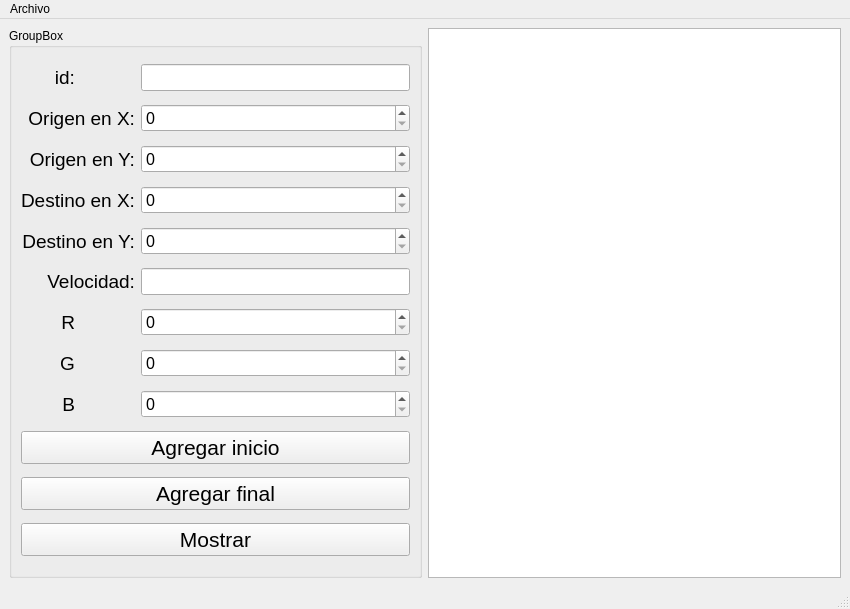
Old version of the form mainwindow.ui in the repository Axyoan/Act8.
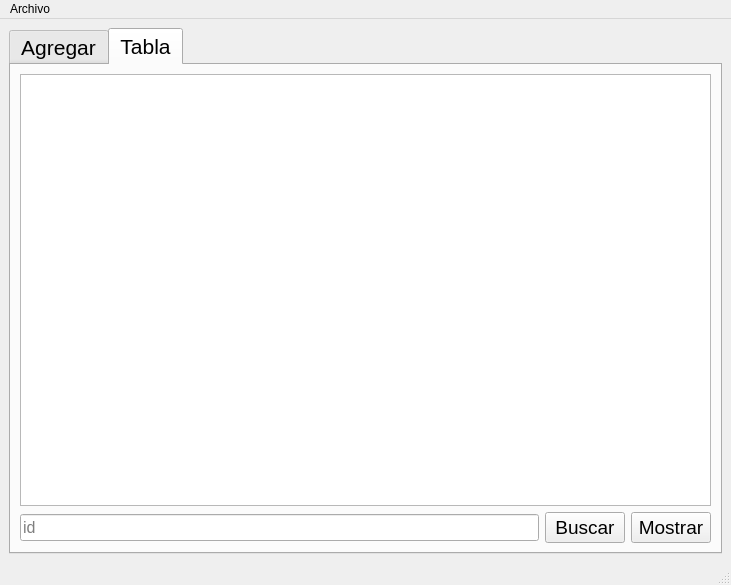
New version of the form. The open tabs and pages were chosen to show the change.

Patch:
```diff
--- a/mainwindow.ui
+++ b/mainwindow.ui
@@ -6,14 +6,30 @@
    <rect>
     <x>0</x>
     <y>0</y>
-    <width>850</width>
-    <height>609</height>
+    <width>731</width>
+    <height>535</height>
    </rect>
   </property>
   <property name="windowTitle">
    <string>Actividad 8</string>
   </property>
   <widget class="QWidget" name="centralwidget">
+   <layout class="QGridLayout" name="gridLayout_3">
+    <item row="0" column="0">
+     <widget class="QTabWidget" name="tabWidget">
+      <property name="font">
+       <font>
+        <family>Arial</family>
+        <pointsize>16</pointsize>
+       </font>
+      </property>
+      <property name="currentIndex">
+       <number>0</number>
+      </property>
+      <widget class="QWidget" name="tab">
+       <attribute name="title">
+        <string>Agregar</string>
+       </attribute>
    <layout class="QGridLayout" name="gridLayout_2">
     <item row="0" column="0">
      <widget class="QGroupBox" name="groupBox">
@@ -330,12 +346,72 @@
     </item>
    </layout>
   </widget>
+      <widget class="QWidget" name="tab_2">
+       <attribute name="title">
+        <string>Tabla</string>
+       </attribute>
+       <layout class="QGridLayout" name="gridLayout_4">
+        <item row="0" column="0" colspan="3">
+         <widget class="QTableWidget" name="tableWidget">
+          <property name="font">
+           <font>
+            <family>Arial</family>
+            <pointsize>12</pointsize>
+           </font>
+          </property>
+         </widget>
+        </item>
+        <item row="1" column="0">
+         <widget class="QLineEdit" name="lineEdit_read">
+          <property name="font">
+           <font>
+            <family>Arial</family>
+            <pointsize>12</pointsize>
+           </font>
+          </property>
+          <property name="placeholderText">
+           <string>id</string>
+          </property>
+         </widget>
+        </item>
+        <item row="1" column="1">
+         <widget class="QPushButton" name="pushButton_read">
+          <property name="font">
+           <font>
+            <family>Arial</family>
+            <pointsize>14</pointsize>
+           </font>
+          </property>
+          <property name="text">
+           <string>Buscar</string>
+          </property>
+         </widget>
+        </item>
+        <item row="1" column="2">
+         <widget class="QPushButton" name="pushButton_showTable">
+          <property name="font">
+           <font>
+            <family>Arial</family>
+            <pointsize>14</pointsize>
+           </font>
+          </property>
+          <property name="text">
+           <string>Mostrar</string>
+          </property>
+         </widget>
+        </item>
+       </layout>
+      </widget>
+     </widget>
+    </item>
+   </layout>
+  </widget>
   <widget class="QMenuBar" name="menubar">
    <property name="geometry">
     <rect>
      <x>0</x>
      <y>0</y>
-     <width>850</width>
+     <width>731</width>
      <height>21</height>
     </rect>
    </property>
```
Left out of the diff: 326 changed lines with no effect on the pictures. Lines whose indentation alone changed are shown as unchanged.
